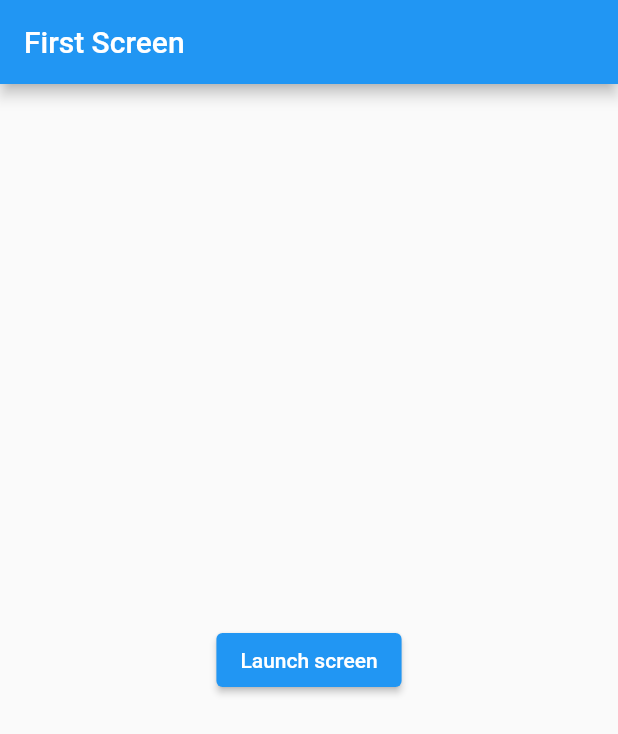
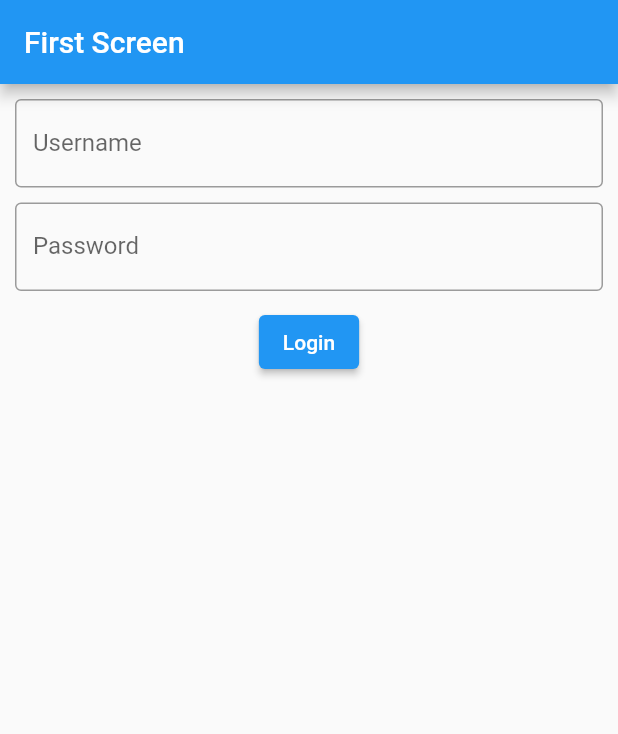
Before and after one commit to roitpak/My-Marvel-Flutter, a Flutter app: the screen it shows after launch, on a phone screen of 412 x 824 dp. Shown: the top 734 px of the screen. Run offline on Flutter 3.47's test engine with Material 2 defaults, Android fonts, the phone set to English and light mode, and no system bars.

Commit message:
design login screen

```diff
--- a/lib/src/screens/LoginScreen.dart
+++ b/lib/src/screens/LoginScreen.dart
@@ -8,20 +8,51 @@ class LoginScreen extends StatefulWidget {
 }
 
 class _LoginScreen extends State<LoginScreen> {
+  var username = "";
+  var password = "";
   @override
   Widget build(BuildContext context) {
     return Scaffold(
-      appBar: AppBar(
-        title: const Text('First Screen'),
-      ),
-      body: Center(
-        child: ElevatedButton(
-          onPressed: () {
-            Navigator.pushNamed(context, '/dashboard');
-          },
-          child: const Text('Launch screen'),
+        appBar: AppBar(
+          title: const Text('First Screen'),
         ),
-      ),
-    );
+        body: Column(
+          children: [
+            Padding(
+              padding: const EdgeInsets.fromLTRB(10, 10, 10, 10),
+              child: TextField(
+                onChanged: (value) => {
+                  setState(() {
+                    username = value;
+                  })
+                },
+                decoration: const InputDecoration(
+                    labelText: "Username",
+                    hintText: "user123",
+                    border: OutlineInputBorder()),
+              ),
+            ),
+            Padding(
+              padding: const EdgeInsets.fromLTRB(10, 0, 10, 10),
+              child: TextField(
+                onChanged: (value) => {
+                  setState(() {
+                    password = value;
+                  })
+                },
+                obscureText: true,
+                decoration: const InputDecoration(
+                    labelText: "Password",
+                    hintText: "*********",
+                    border: OutlineInputBorder()),
+              ),
+            ),
+            ElevatedButton(
+                onPressed: () {
+                  print("Hello world" + username + password);
+                },
+                child: const Text("Login"))
+          ],
+        ));
   }
 }
```
